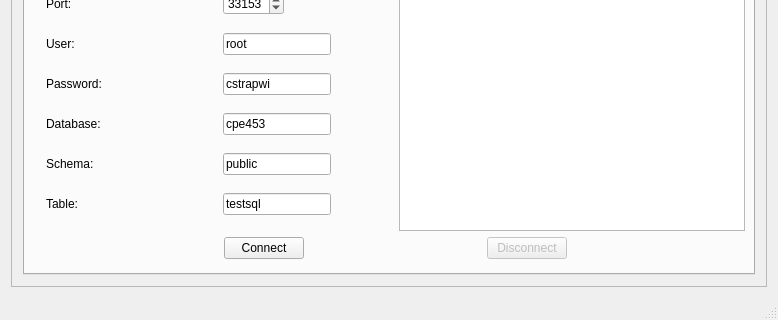
Qt form NodeToNode/mainwindow.ui (ctag/cpe453) before a commit; both pictures show x 0 to 778 and y 166 to 486 of the 778 by 486 pixel window.
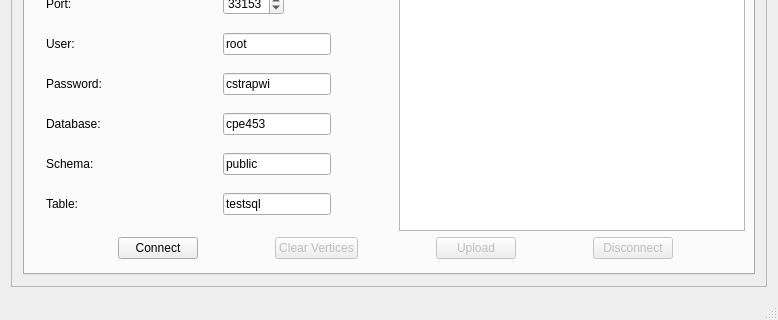
The same form after that commit. The open tabs and pages were chosen to show the change. Custom widgets are drawn as their Qt base class.

Commit message: basic SQL vertex upload complete

The edit to the form file:
```diff
--- a/NodeToNode/mainwindow.ui
+++ b/NodeToNode/mainwindow.ui
@@ -1240,6 +1240,52 @@
                 </property>
                </widget>
               </item>
+              <item>
+               <spacer name="horizontalSpacer">
+                <property name="orientation">
+                 <enum>Qt::Horizontal</enum>
+                </property>
+                <property name="sizeHint" stdset="0">
+                 <size>
+                  <width>40</width>
+                  <height>20</height>
+                 </size>
+                </property>
+               </spacer>
+              </item>
+              <item>
+               <widget class="QPushButton" name="pushButton_sqlClear">
+                <property name="enabled">
+                 <bool>false</bool>
+                </property>
+                <property name="text">
+                 <string>Clear Vertices</string>
+                </property>
+               </widget>
+              </item>
+              <item>
+               <spacer name="horizontalSpacer_2">
+                <property name="orientation">
+                 <enum>Qt::Horizontal</enum>
+                </property>
+                <property name="sizeHint" stdset="0">
+                 <size>
+                  <width>40</width>
+                  <height>20</height>
+                 </size>
+                </property>
+               </spacer>
+              </item>
+              <item>
+               <widget class="QPushButton" name="pushButton_sqlUpload">
+                <property name="enabled">
+                 <bool>false</bool>
+                </property>
+                <property name="text">
+                 <string>Upload</string>
+                </property>
+               </widget>
+              </item>
               <item>
                <spacer name="horizontalSpacer_11">
                 <property name="orientation">
```
Left out of the diff: 2 changed lines with no effect on the pictures. The commit also changes 7 other files.
